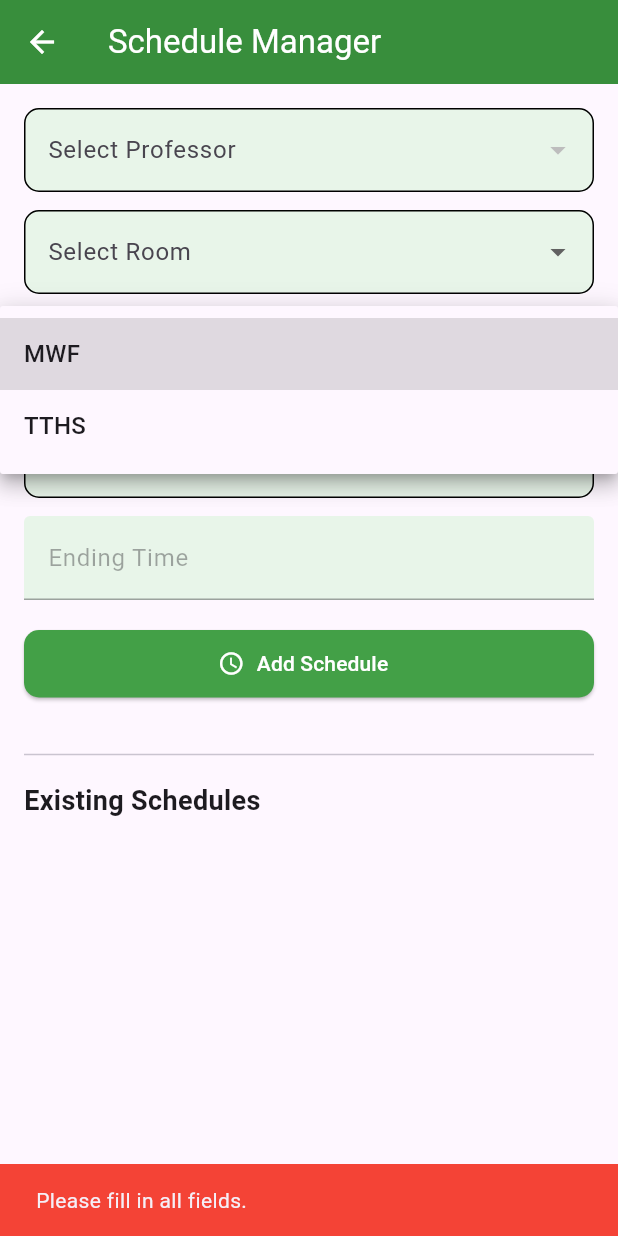
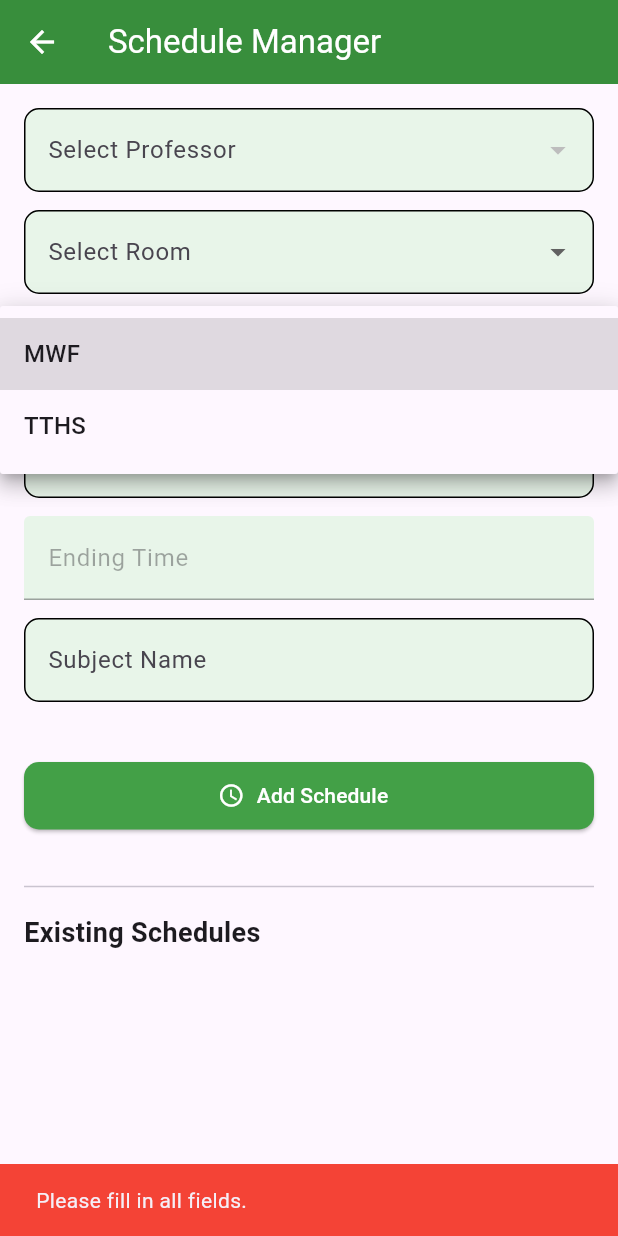
Before and after one commit to AndreMFSomera/SoftD_Lab, a Flutter app: the AddSchedulePage screen opened directly, after a tap on "Add Schedule", after a tap on "Select Room", after a tap on "Select Day", on a phone screen of 412 x 824 dp. Run offline on Flutter 3.47's test engine with Material 3 defaults, Android fonts, the light colour scheme and no system bars; our stand-ins replace shared_preferences; accounts and stored records are empty; network calls fail.

Commit message:
ADD_SCHEDULE

```diff
--- a/lib/add_schedule.dart
+++ b/lib/add_schedule.dart
@@ -20,6 +20,7 @@ class _AddSchedulePageState extends State<AddSchedulePage> {
 
   final List<String> days = ['MWF', 'TTHS'];
   final List<String> rooms = ['S213', 'S218', 'S224', 'S242'];
+  final TextEditingController subjectController = TextEditingController();
 
   final List<Map<String, String>> timeSlots = [
     {'start': '07:30', 'end': '08:50'},
@@ -97,6 +98,7 @@ class _AddSchedulePageState extends State<AddSchedulePage> {
       'day': selectedDay!,
       'starting_time': '$selectedStart:00',
       'ending_time': '$selectedEnd:00',
+      'subject_name': subjectController.text.trim(),
     };
 
     setState(() => _isLoading = true);
@@ -251,6 +253,13 @@ class _AddSchedulePageState extends State<AddSchedulePage> {
                 decoration: themedInput('Ending Time'),
                 controller: TextEditingController(text: selectedEnd),
               ),
+              const SizedBox(height: 12), // 👈 insert starts here
+              TextFormField(
+                controller: subjectController,
+                decoration: themedInput('Subject Name'),
+              ),
+              const SizedBox(height: 20), // 👈 insert ends here
+
               const SizedBox(height: 20),
               SizedBox(
                 width: double.infinity,
@@ -282,8 +291,9 @@ class _AddSchedulePageState extends State<AddSchedulePage> {
                   child: ListTile(
                     title: Text('${item['professor_name']} - ${item['day']}'),
                     subtitle: Text(
-                      '${item['room_number']} | ${item['starting_time']} to ${item['ending_time']}',
+                      'Room: ${item['room_number']} | ${item['starting_time']} - ${item['ending_time']}\nSubject: ${item['subject_name']}',
                     ),
+
                     trailing: IconButton(
                       icon: const Icon(Icons.delete, color: Colors.red),
                       onPressed: () => deleteSchedule(item['id']),
```
Also changed, not shown: 1 other file.
